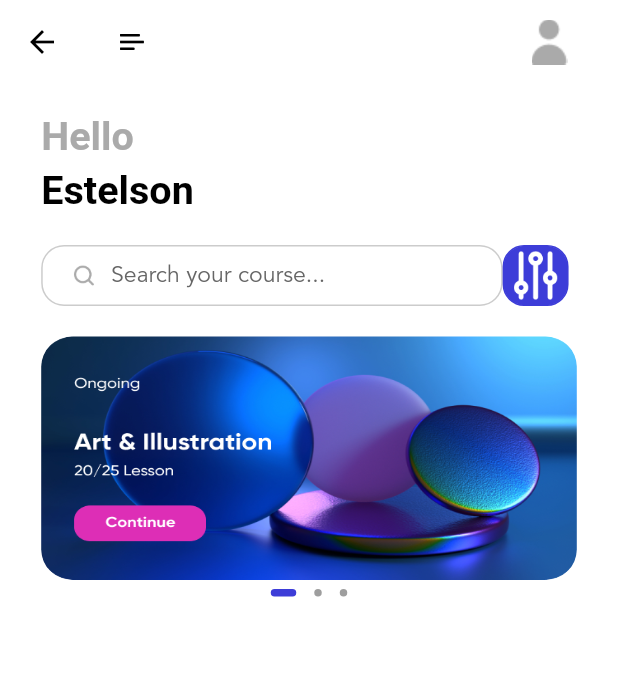
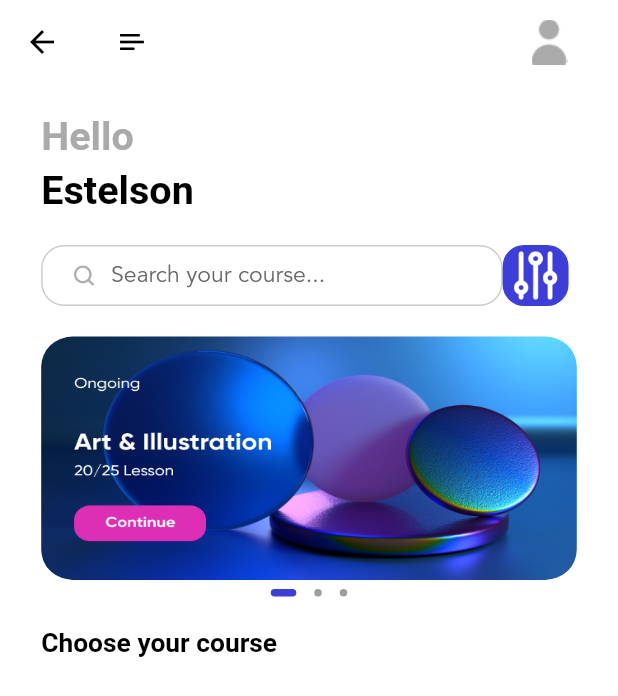
Before and after one commit to estelson/ulearning_app, a Flutter app: the HomePage screen opened by its route, on a phone screen of 412 x 824 dp. Shown: the top 696 px of the screen. Run offline on Flutter 3.47's test engine with Material 2 defaults, Android fonts, the phone set to English and light mode, and no system bars; drawn by our look-alikes of dots_indicator; our stand-ins replace cloud_firestore, firebase_auth, firebase_core, flutter_bloc, flutter_screenutil, fluttertoast and 1 more; accounts and stored records are empty; generated files the repository leaves out were written again.

Commit message:
Seção 13: Home page and section title text - part 15

```diff
--- a/lib/pages/home/home_page.dart
+++ b/lib/pages/home/home_page.dart
@@ -34,13 +34,14 @@ class _HomePageState extends State<HomePage> {
                 ),
                 homePageText(
                   text: "Estelson",
-                  top: 5.h,
+                  marginTop: 5.h,
                   fontSize: 24.sp,
                   fontWeight: FontWeight.bold,
                 ),
                 SizedBox(height: 20.h),
                 searchView(),
                 slidersView(context, state),
+                menuView(),
               ],
             ),
           );
--- a/lib/pages/home/widgets/home_page_widgets.dart
+++ b/lib/pages/home/widgets/home_page_widgets.dart
@@ -44,12 +44,12 @@ AppBar buildAppBar() {
 Widget homePageText({
   required String text,
   Color color = AppColors.primaryText,
-  double top = 20,
+  double marginTop = 20,
   double? fontSize,
   FontWeight fontWeight = FontWeight.normal,
 }) {
   return Container(
-    margin: EdgeInsets.only(top: top),
+    margin: EdgeInsets.only(top: marginTop),
     child: Text(
       text,
       style: TextStyle(
@@ -189,3 +189,21 @@ Widget _slidersContainer({String path = "assets/icons/art.png"}) {
         )),
   );
 }
+
+/// Menu view for showing items
+Widget menuView() {
+  return Column(
+    children: [
+      Row(
+        children: [
+          homePageText(
+            text: "Choose your course",
+            marginTop: 15,
+            fontWeight: FontWeight.bold,
+            fontSize: 16.sp,
+          )
+        ],
+      ),
+    ],
+  );
+}
```
